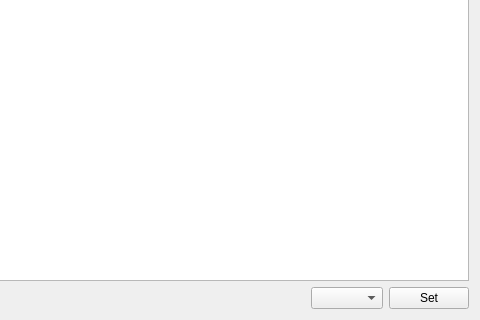
Qt form scripts/channelGroupManager/members.ui (Bluscream/pyTSon_plugins) before a commit; both pictures show x 347 to 827 and y 339 to 659 of the 827 by 659 pixel window.
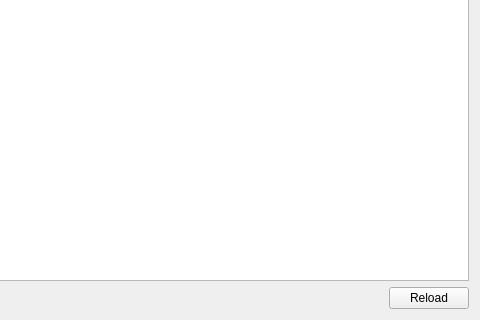
The same form after that commit.

Patch:
```diff
--- a/scripts/channelGroupManager/members.ui
+++ b/scripts/channelGroupManager/members.ui
@@ -67,12 +67,9 @@
       </spacer>
      </item>
      <item>
-      <widget class="QComboBox" name="box_groups"/>
-     </item>
-     <item>
-      <widget class="QPushButton" name="btn_set">
+      <widget class="QPushButton" name="btn_reload">
        <property name="text">
-        <string>Set</string>
+        <string>Reload</string>
        </property>
       </widget>
      </item>
```
